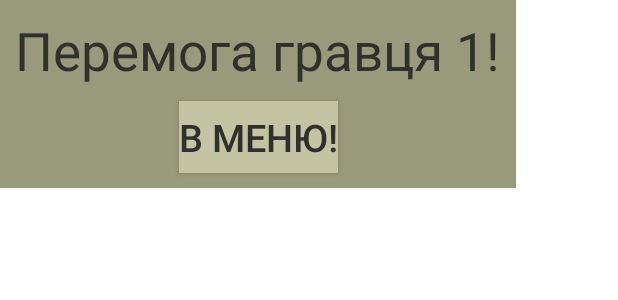
After one commit to danitze/boardbattle2.0, an Android app: the layout end_game_dialog.xml on its own in the app's theme, with its tools: preview values and no code run, on a phone screen of 412 x 824 dp. The commit adds this screen. Shown: the top 300 px of the screen. Run offline under Robolectric (Android 15) with nearby library versions, the phone set to English and light mode, and no system bars.

Commit message:
Game finish dialog implemented, some files moved

```diff
--- a/app/src/main/java/com/example/boardbattle2_0/game/GameUtils.kt
+++ b/app/src/main/java/com/example/boardbattle2_0/game/GameUtils.kt
@@ -3,6 +3,7 @@ package com.example.boardbattle2_0.game
 import com.example.boardbattle2_0.CELLS_HORIZONTAL
 import com.example.boardbattle2_0.CELLS_VERTICAL
 import com.example.boardbattle2_0.game.data.GameState
+import com.example.boardbattle2_0.game.dialog.EndGameDialogFragment
 import org.jetbrains.kotlinx.multik.ndarray.data.get
 import org.jetbrains.kotlinx.multik.ndarray.data.set
 
@@ -83,3 +84,6 @@ fun GameState.turn() {
         figureHeight = figureWidth.also { figureWidth = figureHeight }
     }
 }
+
+val EndGameDialogFragment.wonPlayerNum
+get() = arguments?.getInt(WON_PLAYER_TAG, 1)
--- a/app/src/main/java/com/example/boardbattle2_0/menu/MenuViewModel.kt
+++ b/app/src/main/java/com/example/boardbattle2_0/menu/MenuViewModel.kt
@@ -3,11 +3,12 @@ package com.example.boardbattle2_0.menu
 import android.app.Application
 import androidx.lifecycle.AndroidViewModel
 import kotlinx.coroutines.flow.MutableStateFlow
+import kotlinx.coroutines.flow.asStateFlow
 import kotlinx.coroutines.flow.filterNotNull
 
 class MenuViewModel(application: Application): AndroidViewModel(application) {
     private val _navFlow = MutableStateFlow(NO_ACTION)
-    val navFlow = _navFlow.filterNotNull()
+    val navFlow = _navFlow.asStateFlow().filterNotNull()
 
     fun navigate(navAction: Int) {
         _navFlow.value = navAction
--- a/app/src/main/java/com/example/boardbattle2_0/views/BoardView.kt
+++ b/app/src/main/java/com/example/boardbattle2_0/views/BoardView.kt
@@ -53,8 +53,8 @@ class BoardView(
                     if(canPlace) getColor(R.color.can_place_color) //TODO set normal backgrounds
                     else getColor(R.color.cannot_place_color)
                 } else when(state.board[i, j, 1]) {
-                    1 -> getColor(R.color.my_player_color)
-                    2 -> getColor(R.color.enemy_player_color)
+                    1 -> getColor(R.color.player_1_color)
+                    2 -> getColor(R.color.player_2_color)
                     else -> getColor(R.color.background_color_1)
                 }
             }
--- /dev/null
+++ b/app/src/main/res/layout/end_game_dialog.xml
@@ -0,0 +1,36 @@
+<?xml version="1.0" encoding="utf-8"?>
+<androidx.constraintlayout.widget.ConstraintLayout xmlns:android="http://schemas.android.com/apk/res/android"
+    android:layout_width="wrap_content"
+    android:layout_height="wrap_content"
+    xmlns:tools="http://schemas.android.com/tools"
+    xmlns:app="http://schemas.android.com/apk/res-auto"
+    android:background="@color/background_color_1">
+
+    <TextView
+        android:id="@+id/winTv"
+        android:layout_width="wrap_content"
+        android:layout_height="wrap_content"
+        android:textSize="35sp"
+        android:textColor="@color/dark_add_color"
+        android:text="@string/win_message"
+        tools:text="Перемога гравця 1!"
+        app:layout_constraintStart_toStartOf="parent"
+        app:layout_constraintEnd_toEndOf="parent"
+        app:layout_constraintTop_toTopOf="parent"
+        android:layout_margin="10dp"/>
+
+    <com.example.boardbattle2_0.views.AppButton
+        android:id="@+id/toMenuBtn"
+        android:layout_width="wrap_content"
+        android:layout_height="wrap_content"
+        android:text="@string/to_menu"
+        android:background="@color/first_page_buttons_background"
+        app:layout_constraintTop_toBottomOf="@id/winTv"
+        app:layout_constraintStart_toStartOf="@id/winTv"
+        app:layout_constraintBottom_toBottomOf="parent"
+        android:textColor="@color/dark_add_color"
+        android:textSize="25sp"
+        android:layout_marginVertical="10dp"
+        app:layout_constraintEnd_toEndOf="@id/winTv"/>
+
+</androidx.constraintlayout.widget.ConstraintLayout>
--- a/app/src/main/res/values/colors.xml
+++ b/app/src/main/res/values/colors.xml
@@ -8,8 +8,8 @@
     <color name="black">#FF000000</color>
     <color name="white">#FFFFFFFF</color>
     <!--<color name="my_player_color">#add8e6</color>-->
-    <color name="my_player_color">#5eb3cf</color>
-    <color name="enemy_player_color">#a26057</color>
+    <color name="player_1_color">#5eb3cf</color>
+    <color name="player_2_color">#a26057</color>
     <color name="can_place_color">#013220</color>
     <color name="cannot_place_color">#6E001D</color>
     <color name="first_page_buttons_background">#c4c4a4</color>
--- a/app/src/main/res/values/strings.xml
+++ b/app/src/main/res/values/strings.xml
@@ -11,4 +11,6 @@
     <string name="down_btn_text">▼</string>
     <string name="turn_btn_text">↻</string>
     <string name="place_btn_text">✓</string>
+    <string name="win_message">Перемога гравця %1$d</string>
+    <string name="to_menu">в меню!</string>
 </resources>
```
Also changed, not shown: app/src/main/java/com/example/boardbattle2_0/game/Constants.kt (+7 -0 lines), app/src/main/java/com/example/boardbattle2_0/game/GameFragment.kt (+19 -3 lines), app/src/main/java/com/example/boardbattle2_0/game/dialog/EndGameDialogFragment.kt (added, +62 -0 lines), app/src/main/java/com/example/boardbattle2_0/game/viewmodel/GameNavViewModel.kt (added, +20 -0 lines), app/src/main/java/com/example/boardbattle2_0/game/viewmodel/GameViewModel.kt (renamed from app/src/main/java/com/example/boardbattle2_0/game/GameViewModel.kt, +12 -3 lines), app/src/main/res/layout/fragment_game.xml (+4 -4 lines).
